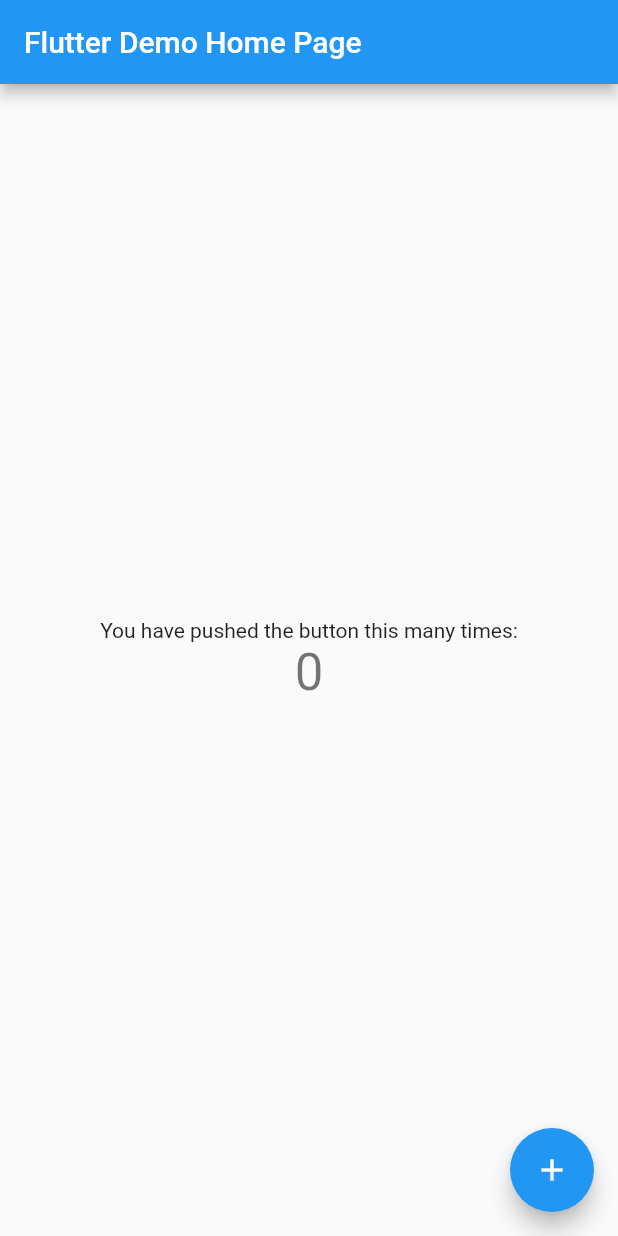
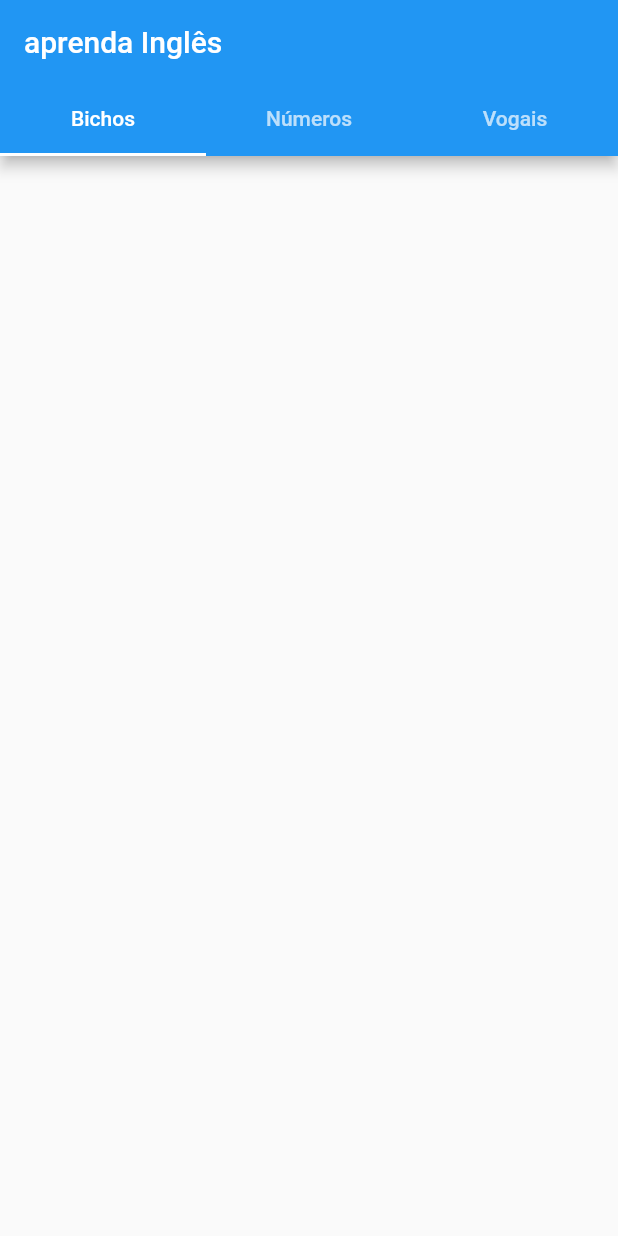
Before and after one commit to AndreyCesarVilacha/aprenda-ingles-flutter, a Flutter app: the screen it shows after launch, on a phone screen of 412 x 824 dp. Run offline on Flutter 3.47's test engine with Material 2 defaults, Android fonts, the light colour scheme and no system bars.

Commit message:
Criando o layout

```diff
--- /dev/null
+++ b/lib/Home.dart
@@ -0,0 +1,59 @@
+import 'package:flutter/material.dart';
+import 'package:aprenda_ingles/telas/Bichos.dart';
+import 'package:aprenda_ingles/telas/Numeros.dart';
+import 'package:aprenda_ingles/telas/Vogais.dart';
+
+class Home extends StatefulWidget {
+  const Home({Key? key}) : super(key: key);
+
+  @override
+  _HomeState createState() => _HomeState();
+}
+
+class _HomeState extends State<Home> with SingleTickerProviderStateMixin{
+
+  late TabController _tabController;
+
+  @override
+  void initState() {
+    super.initState();
+    _tabController= TabController(length: 3, vsync: this);
+  }
+
+  @override
+  void dispose() {
+    super.dispose();
+    _tabController.dispose();
+  }
+
+  @override
+  Widget build(BuildContext context) {
+    return Scaffold(
+      appBar: AppBar(
+        title: Text("aprenda Inglês"),
+        bottom: TabBar(
+          controller: _tabController,
+          tabs: [
+            Tab(
+              text: "Bichos",
+            ),
+            Tab(
+              text: "Números",
+            ),
+            Tab(
+              text: "Vogais",
+            ),
+          ],
+        ),
+      ),
+      body: TabBarView(
+        controller: _tabController,
+        children: [
+          Bichos(),
+          Numeros(),
+          Vogais(),
+        ],
+      ),
+    );
+  }
+}
--- a/lib/main.dart
+++ b/lib/main.dart
@@ -1,113 +1,9 @@
 import 'package:flutter/material.dart';
+import 'package:aprenda_ingles/Home.dart';
 
 void main() {
-  runApp(MyApp());
+  runApp(MaterialApp(
+    debugShowCheckedModeBanner: false,
+    home: Home(),
+  ));
 }
-
-class MyApp extends StatelessWidget {
-  // This widget is the root of your application.
-  @override
-  Widget build(BuildContext context) {
-    return MaterialApp(
-      title: 'Flutter Demo',
-      theme: ThemeData(
-        // This is the theme of your application.
-        //
-        // Try running your application with "flutter run". You'll see the
-        // application has a blue toolbar. Then, without quitting the app, try
-        // changing the primarySwatch below to Colors.green and then invoke
-        // "hot reload" (press "r" in the console where you ran "flutter run",
-        // or simply save your changes to "hot reload" in a Flutter IDE).
-        // Notice that the counter didn't reset back to zero; the application
-        // is not restarted.
-        primarySwatch: Colors.blue,
-      ),
-      home: MyHomePage(title: 'Flutter Demo Home Page'),
-    );
-  }
-}
-
-class MyHomePage extends StatefulWidget {
-  MyHomePage({Key? key, required this.title}) : super(key: key);
-
-  // This widget is the home page of your application. It is stateful, meaning
-  // that it has a State object (defined below) that contains fields that affect
-  // how it looks.
-
-  // This class is the configuration for the state. It holds the values (in this
-  // case the title) provided by the parent (in this case the App widget) and
-  // used by the build method of the State. Fields in a Widget subclass are
-  // always marked "final".
-
-  final String title;
-
-  @override
-  _MyHomePageState createState() => _MyHomePageState();
-}
-
-class _MyHomePageState extends State<MyHomePage> {
-  int _counter = 0;
-
-  void _incrementCounter() {
-    setState(() {
-      // This call to setState tells the Flutter framework that something has
-      // changed in this State, which causes it to rerun the build method below
-      // so that the display can reflect the updated values. If we changed
-      // _counter without calling setState(), then the build method would not be
-      // called again, and so nothing would appear to happen.
-      _counter++;
-    });
-  }
-
-  @override
-  Widget build(BuildContext context) {
-    // This method is rerun every time setState is called, for instance as done
-    // by the _incrementCounter method above.
-    //
-    // The Flutter framework has been optimized to make rerunning build methods
-    // fast, so that you can just rebuild anything that needs updating rather
-    // than having to individually change instances of widgets.
-    return Scaffold(
-      appBar: AppBar(
-        // Here we take the value from the MyHomePage object that was created by
-        // the App.build method, and use it to set our appbar title.
-        title: Text(widget.title),
-      ),
-      body: Center(
-        // Center is a layout widget. It takes a single child and positions it
-        // in the middle of the parent.
-        child: Column(
-          // Column is also a layout widget. It takes a list of children and
-          // arranges them vertically. By default, it sizes itself to fit its
-          // children horizontally, and tries to be as tall as its parent.
-          //
-          // Invoke "debug painting" (press "p" in the console, choose the
-          // "Toggle Debug Paint" action from the Flutter Inspector in Android
-          // Studio, or the "Toggle Debug Paint" command in Visual Studio Code)
-          // to see the wireframe for each widget.
-          //
-          // Column has various properties to control how it sizes itself and
-          // how it positions its children. Here we use mainAxisAlignment to
-          // center the children vertically; the main axis here is the vertical
-          // axis because Columns are vertical (the cross axis would be
-          // horizontal).
-          mainAxisAlignment: MainAxisAlignment.center,
-          children: <Widget>[
-            Text(
-              'You have pushed the button this many times:',
-            ),
-            Text(
-              '$_counter',
-              style: Theme.of(context).textTheme.headline4,
-            ),
-          ],
-        ),
-      ),
-      floatingActionButton: FloatingActionButton(
-        onPressed: _incrementCounter,
-        tooltip: 'Increment',
-        child: Icon(Icons.add),
-      ), // This trailing comma makes auto-formatting nicer for build methods.
-    );
-  }
-}
--- /dev/null
+++ b/lib/telas/Bichos.dart
@@ -0,0 +1,17 @@
+import 'package:flutter/material.dart';
+
+class Bichos extends StatefulWidget {
+  const Bichos({ Key? key }) : super(key: key);
+
+  @override
+  _BichosState createState() => _BichosState();
+}
+
+class _BichosState extends State<Bichos> {
+  @override
+  Widget build(BuildContext context) {
+    return Container(
+
+    );
+  }
+}
--- /dev/null
+++ b/lib/telas/Numeros.dart
@@ -0,0 +1,17 @@
+import 'package:flutter/material.dart';
+
+class Numeros extends StatefulWidget {
+  const Numeros({ Key? key }) : super(key: key);
+
+  @override
+  _NumerosState createState() => _NumerosState();
+}
+
+class _NumerosState extends State<Numeros> {
+  @override
+  Widget build(BuildContext context) {
+    return Container(
+
+    );
+  }
+}
--- /dev/null
+++ b/lib/telas/Vogais.dart
@@ -0,0 +1,17 @@
+import 'package:flutter/material.dart';
+
+class Vogais extends StatefulWidget {
+  const Vogais({ Key? key }) : super(key: key);
+
+  @override
+  _VogaisState createState() => _VogaisState();
+}
+
+class _VogaisState extends State<Vogais> {
+  @override
+  Widget build(BuildContext context) {
+    return Container(
+
+    );
+  }
+}
```
